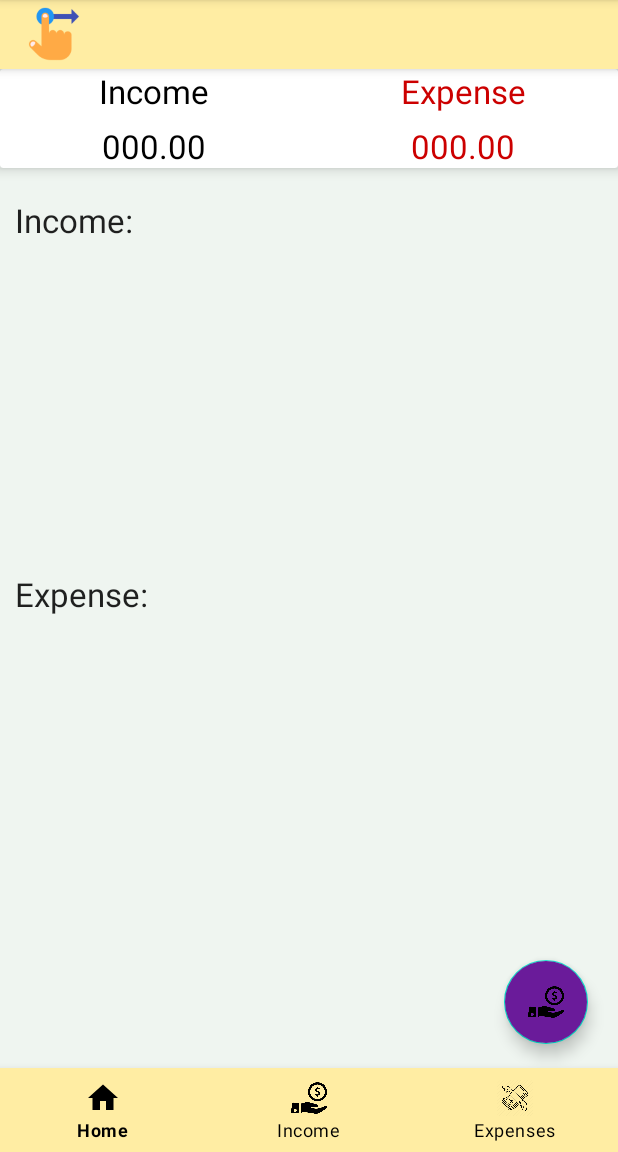
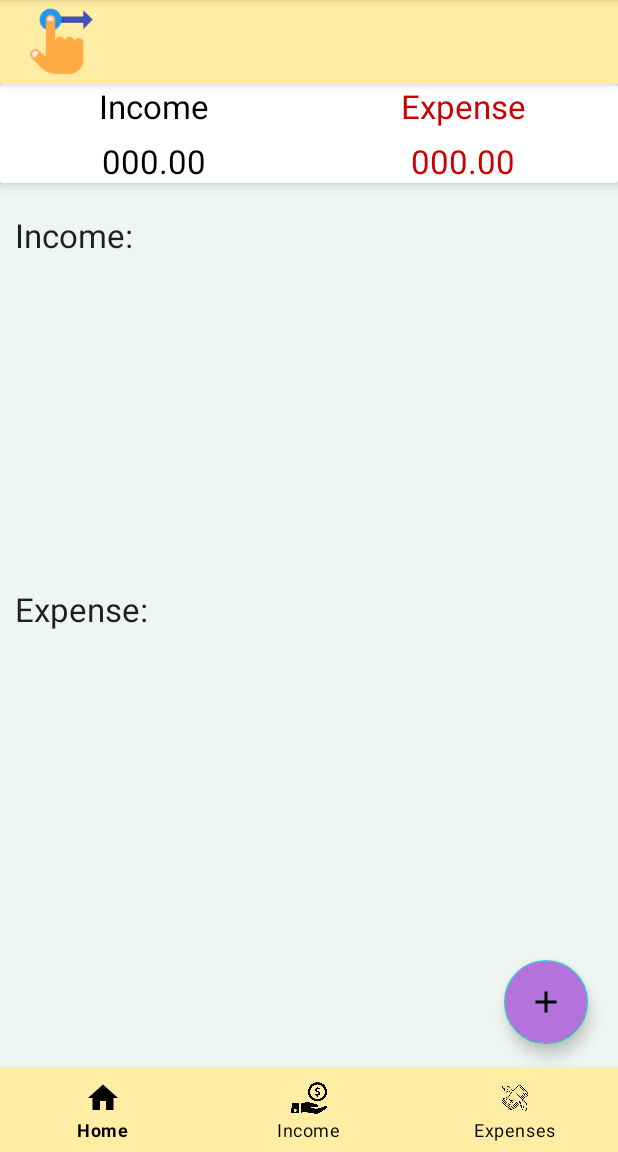
Before and after one commit to fionayongxin/Monitrack, an Android app: the screen it shows after launch once a user with an empty profile is signed in (HomeActivity), on a phone screen of 412 x 824 dp, the part 84-1236 px from its top. Run offline under Robolectric (Android 15) with nearby library versions, the phone set to English and light mode, and no system bars; our stand-ins replace Firebase (no records; nobody signed in at launch, a user with empty details on screens opened directly); 2 statements that could not run were skipped.

Commit message:
UI improvement

```diff
--- a/app/src/main/java/com/example/monitrackapp/DashboardFragment.java
+++ b/app/src/main/java/com/example/monitrackapp/DashboardFragment.java
@@ -36,33 +36,31 @@ import java.util.Date;
 
 public class DashboardFragment extends Fragment {
 
-    //Floating button
+    //Button that floating
     private FloatingActionButton fab_main_btn;
     private FloatingActionButton fab_income_btn;
     private FloatingActionButton fab_expense_btn;
 
-    //Floating button textview
+    //textview of button that is floating
     private TextView fab_income_txt;
     private TextView fab_expense_txt;
 
-    //boolean
+    //boolean variable
     private boolean isOpen = false;
 
-    //animation
+    //animation variable
     private Animation FadeOpen, FadeClose;
 
-    //Dasbord income and expense result..
-
+    //Variable for income and expense result in Dashboard
     private TextView totalIncomeResult;
     private TextView totalExpenseResult;
 
-    //Firebase
+    //Firebase variable
     private FirebaseAuth mAuth;
     private DatabaseReference mIncomeDatabase;
     private DatabaseReference mExpenseDatabase;
 
-    //Recycler view
-
+    //Recycler view variable
     private RecyclerView mRecyclerIncome;
     private RecyclerView mRecyclerExpense;
 
@@ -70,43 +68,43 @@ public class DashboardFragment extends Fragment {
     @Override
     public View onCreateView(LayoutInflater inflater, ViewGroup container,
                              Bundle savedInstanceState) {
-        // Inflate the layout for this fragment
+        // layout inflation for this fragment
         View myview = inflater.inflate(R.layout.fragment_dashboard, container, false);
 
         mAuth = FirebaseAuth.getInstance();
         FirebaseUser mUser = mAuth.getCurrentUser();
         String uid = mUser.getUid();
 
+        //assign value
         mIncomeDatabase = FirebaseDatabase.getInstance().getReference().child("IncomeData").child(uid);
         mExpenseDatabase = FirebaseDatabase.getInstance().getReference().child("ExpenseDatabase").child(uid);
 
+        //function to keep data sync
         mIncomeDatabase.keepSynced(true);
         mExpenseDatabase.keepSynced(true);
 
-
-        //connect floating button to layout
+        //connection between floating button and layout
         fab_main_btn = myview.findViewById(R.id.fb_main_plus_btn);
         fab_income_btn = myview.findViewById(R.id.income_ft_btn);
         fab_expense_btn = myview.findViewById(R.id.expense_ft_btn);
 
-        //connect floating text
+        //floating text connection
         fab_income_txt = myview.findViewById(R.id.income_ft_text);
         fab_expense_txt = myview.findViewById(R.id.expense_ft_text);
 
-        //Total income and expense result set..
+        //to set the total income and expense
         totalIncomeResult = myview.findViewById(R.id.income_set_result);
         totalExpenseResult = myview.findViewById(R.id.expense_set_result);
 
-        //Recycler
-
+        //Recycler to set value
         mRecyclerIncome = myview.findViewById(R.id.recycler_income);
         mRecyclerExpense = myview.findViewById(R.id.recycler_expense);
 
-
-        //animation connect
+        //animation connection
         FadeOpen = AnimationUtils.loadAnimation(getActivity(), R.anim.fade_open);
         FadeClose = AnimationUtils.loadAnimation(getActivity(), R.anim.fade_close);
 
+        //interactive functioning button
         fab_main_btn.setOnClickListener(new View.OnClickListener() {
             @Override
             public void onClick(View view) {
@@ -135,13 +133,11 @@ public class DashboardFragment extends Fragment {
                     fab_income_txt.setClickable(true);
                     fab_expense_txt.setClickable(true);
                     isOpen = true;
-
                 }
-
             }
         });
 
-//calculate total income
+        //total income calculation
         mIncomeDatabase.addValueEventListener(new ValueEventListener() {
             @Override
             public void onDataChange(DataSnapshot dataSnapshot) {
@@ -152,20 +148,15 @@ public class DashboardFragment extends Fragment {
 
                     String stResult = String.valueOf(totalsum);
                     totalIncomeResult.setText(stResult + ".00");
-
-
                 }
-
             }
 
+            //overriding method
             @Override
             public void onCancelled(DatabaseError databaseError) {
-
             }
-
         });
-        //Calculate total expense
-
+        //total expense calculation
         mExpenseDatabase.addValueEventListener(new ValueEventListener() {
             @Override
             public void onDataChange(DataSnapshot dataSnapshot) {
@@ -182,13 +173,13 @@ public class DashboardFragment extends Fragment {
                     totalExpenseResult.setText(strTotalSum + ".00");
                 }
             }
-
+            //overriding method
             @Override
             public void onCancelled(DatabaseError databaseError) {
-
             }
         });
 
+        //manage layout
         LinearLayoutManager layoutManagerIncome = new LinearLayoutManager(getActivity(), LinearLayoutManager.HORIZONTAL, false);
 
         layoutManagerIncome.setStackFromEnd(true);
@@ -205,9 +196,9 @@ public class DashboardFragment extends Fragment {
         return myview;
     }
 
-    //Floating button animation
+    //animation floating button
     private void ftAnimation() {
-        if (isOpen) {
+        if (isOpen) {                       //to work for different condition
             fab_income_btn.startAnimation(FadeClose);
             fab_expense_btn.startAnimation(FadeClose);
             fab_income_btn.setClickable(false);
@@ -233,8 +224,9 @@ public class DashboardFragment extends Fragment {
         }
     }
 
+    //add data function
     private void addData() {
-        //Fab button income
+        //income button
         fab_income_btn.setOnClickListener(new View.OnClickListener() {
             @Override
             public void onClick(View view) {
@@ -242,18 +234,19 @@ public class DashboardFragment extends Fragment {
             }
         });
 
+        //expense button
         fab_expense_btn.setOnClickListener(new View.OnClickListener() {
             @Override
             public void onClick(View view) {
-
                 expenseDataInsert();
-
             }
         });
     }
 
+    //insert income data
     public void incomeDataInsert() {
 
+        //display dialog about details
         AlertDialog.Builder mydialog = new AlertDialog.Builder(getActivity());
         LayoutInflater inflater = LayoutInflater.from(getActivity());
         View myview = inflater.inflate(R.layout.custom_layout_for_insertdata, null);
@@ -269,6 +262,7 @@ public class DashboardFragment extends Fragment {
         Button btnSave = myview.findViewById(R.id.btnSave);
         Button btnCancel = myview.findViewById(R.id.btnCancel);
 
+        //interactive functioning button
         btnSave.setOnClickListener(new View.OnClickListener() {
             @Override
             public void onClick(View view) {
@@ -300,7 +294,6 @@ public class DashboardFragment extends Fragment {
 
                 ftAnimation();
                 dialog.dismiss();
-
             }
         });
 
@@ -311,14 +304,13 @@ public class DashboardFragment extends Fragment {
                 dialog.dismiss();
             }
         });
-
         dialog.show();
-
-
     }
 
+    //insert expense data
     public void expenseDataInsert() {
 
+        //display dialog about details
         AlertDialog.Builder mydialog = new AlertDialog.Builder(getActivity());
         LayoutInflater inflater = LayoutInflater.from(getActivity());
         View myview = inflater.inflate(R.layout.custom_layout_for_insertdata, null);
@@ -335,6 +327,7 @@ public class DashboardFragment extends Fragment {
         Button btnSave = myview.findViewById(R.id.btnSave);
         Button btnCancel = myview.findViewById(R.id.btnCancel);
 
+        //interactive functioning button
         btnSave.setOnClickListener(new View.OnClickListener() {
             @Override
             public void onClick(View view) {
@@ -367,7 +360,6 @@ public class DashboardFragment extends Fragment {
                 Toast.makeText(getActivity(), "Data Added", Toast.LENGTH_SHORT).show();
                 ftAnimation();
                 dialog.dismiss();
-
             }
         });
 
@@ -378,7 +370,6 @@ public class DashboardFragment extends Fragment {
                 dialog.dismiss();
             }
         });
-
         dialog.show();
     }
 
@@ -386,6 +377,7 @@ public class DashboardFragment extends Fragment {
     public void onStart() {
         super.onStart();
 
+        //binds a Query to a RecyclerView
         FirebaseRecyclerAdapter<Data, IncomeViewHolder> incomeAdapter = new FirebaseRecyclerAdapter<Data, IncomeViewHolder>
                 (
                         Data.class,
@@ -423,9 +415,7 @@ public class DashboardFragment extends Fragment {
         mRecyclerExpense.setAdapter(expenseAdapter);
     }
 
-
-    //For Income Data
-
+    ////describes income item view and metadata about its place within the RecyclerView
     public static class IncomeViewHolder extends RecyclerView.ViewHolder {
 
         View mIncomeView;
@@ -454,11 +444,9 @@ public class DashboardFragment extends Fragment {
             TextView mDate = mIncomeView.findViewById(R.id.date_income_ds);
             mDate.setText(date);
         }
-
     }
 
-//For expense data..
-
+    //describes expense item view and metadata about its place within the RecyclerView
     public static class ExpenseViewHolder extends RecyclerView.ViewHolder {
 
         View mExpenseView;
--- a/app/src/main/java/com/example/monitrackapp/MainActivity.java
+++ b/app/src/main/java/com/example/monitrackapp/MainActivity.java
@@ -20,6 +20,7 @@ import com.google.firebase.auth.FirebaseAuth;
 
 public class MainActivity extends AppCompatActivity {
 
+    //defining variable
     private EditText userEmail;
     private EditText userPass;
     private Button btnLogin;
@@ -44,6 +45,7 @@ public class MainActivity extends AppCompatActivity {
         loginDetails();
     }
 
+    //login details function
     private void loginDetails() {
 
         userEmail = findViewById(R.id.email_login);
@@ -66,8 +68,7 @@ public class MainActivity extends AppCompatActivity {
                     userPass.setError("Password is required!");
                     return;
                 }
-
-                mDialog.setMessage("Processing...");
+                mDialog.setMessage("Processing!");
                 mDialog.show();
 
                 mAuth.signInWithEmailAndPassword(email, pass).addOnCompleteListener(new OnCompleteListener<AuthResult>() {
@@ -84,11 +85,10 @@ public class MainActivity extends AppCompatActivity {
                         }
                     }
                 });
-
             }
         });
 
-        //Signup activity
+        //activity for sign up
         goSignup.setOnClickListener(new View.OnClickListener() {
             @Override
             public void onClick(View view) {
@@ -96,7 +96,7 @@ public class MainActivity extends AppCompatActivity {
             }
         });
 
-        //reset password activity
+        //activity for forgetting password
         forgotPass.setOnClickListener(new View.OnClickListener() {
             @Override
             public void onClick(View view) {
--- a/app/src/main/java/com/example/monitrackapp/ResetPassActivity.java
+++ b/app/src/main/java/com/example/monitrackapp/ResetPassActivity.java
@@ -21,6 +21,7 @@ import com.google.firebase.auth.FirebaseAuth;
 
 public class ResetPassActivity extends AppCompatActivity {
 
+    //defining variables
     private EditText emailEdit;
     private Button resetPasswordButton;
     private ProgressBar progressBar;
@@ -42,11 +43,11 @@ public class ResetPassActivity extends AppCompatActivity {
             @Override
             public void onClick(View view) {
                 resetPassword();
-
             }
         });
     }
 
+    //reset password activity
     private void resetPassword() {
         String email = emailEdit.getText().toString().trim();
 
@@ -55,7 +56,6 @@ public class ResetPassActivity extends AppCompatActivity {
             emailEdit.requestFocus();
             return;
         }
-
         if(!Patterns.EMAIL_ADDRESS.matcher(email).matches()) {
             emailEdit.setError("Please enter valid email.");
             emailEdit.requestFocus();
@@ -73,7 +73,7 @@ public class ResetPassActivity extends AppCompatActivity {
                     startActivity(new Intent(getApplicationContext(), MainActivity.class));
                 }
                 else{
-                    Toast.makeText(ResetPassActivity.this, "Email not found.", Toast.LENGTH_LONG).show();
+                    Toast.makeText(ResetPassActivity.this, "Email is not found.", Toast.LENGTH_LONG).show();
                     FirebaseAuth.getInstance().signOut();
                     startActivity(new Intent(getApplicationContext(), MainActivity.class));
                 }
--- a/app/src/main/java/com/example/monitrackapp/SignupActivity.java
+++ b/app/src/main/java/com/example/monitrackapp/SignupActivity.java
@@ -20,15 +20,15 @@ import com.google.firebase.auth.FirebaseAuth;
 
 public class SignupActivity extends AppCompatActivity {
 
+    //defining variable
     private EditText newEmail;
     private EditText newPass;
     private Button btnSignup;
     private TextView backLogin;
 
     private ProgressDialog mDialog;
-    //firebase
+    //firebase variable
     private FirebaseAuth mAuth;
-
 
     @Override
     protected void onCreate(Bundle savedInstanceState) {
@@ -40,6 +40,7 @@ public class SignupActivity extends AppCompatActivity {
         signup();
     }
 
+    //sign up activity
     private void signup(){
 
         newEmail=findViewById(R.id.email_signup);
@@ -55,15 +56,14 @@ public class SignupActivity extends AppCompatActivity {
                 String pass = newPass.getText().toString().trim();
 
                 if (TextUtils.isEmpty(email)) {
-                    newEmail.setError("Required field!");
+                    newEmail.setError("Required email field!");
                     return;
                 }
                 if (TextUtils.isEmpty(pass)) {
-                    newPass.setError("Required field!");
+                    newPass.setError("Required password field!");
                     return;
                 }
-
-                mDialog.setMessage("Processing...");
+                mDialog.setMessage("Processing");
 
                 mAuth.createUserWithEmailAndPassword(email, pass).addOnCompleteListener(new OnCompleteListener<AuthResult>() {
                     @Override
@@ -81,7 +81,6 @@ public class SignupActivity extends AppCompatActivity {
                         }
                     }
                 });
-
             }
         });
 
@@ -91,6 +90,5 @@ public class SignupActivity extends AppCompatActivity {
                 startActivity(new Intent(getApplicationContext(), MainActivity.class));
             }
         });
-
     }
 }
--- /dev/null
+++ b/app/src/main/res/drawable/add.xml
@@ -0,0 +1,10 @@
+<vector xmlns:android="http://schemas.android.com/apk/res/android"
+    android:width="24dp"
+    android:height="24dp"
+    android:viewportWidth="24"
+    android:viewportHeight="24"
+    android:tint="?attr/colorControlNormal">
+  <path
+      android:fillColor="@android:color/white"
+      android:pathData="M19,13h-6v6h-2v-6H5v-2h6V5h2v6h6v2z"/>
+</vector>
--- a/app/src/main/res/layout/appbar_layout.xml
+++ b/app/src/main/res/layout/appbar_layout.xml
@@ -11,22 +11,18 @@
         android:id="@+id/appbar">
 
         <androidx.appcompat.widget.Toolbar
+            android:layout_width="match_parent"
+            android:layout_height="wrap_content"
             android:id="@+id/my_toolbar"
-            android:layout_width="match_parent"
-            android:layout_height="46dp"
-            android:background="#FFEDA3"
-            app:layout_anchor="@+id/appbar"
-            app:layout_anchorGravity="top|center"
-            app:titleTextColor="@color/black">
+            app:titleTextColor="@color/black"
+            android:background="#FFEDA3">
 
             <ImageView
-                android:id="@+id/imageView2"
-                android:layout_width="40dp"
-                android:layout_height="40dp"
-                app:layout_anchor="@+id/appbar"
-                app:layout_anchorGravity="start|center"
+                android:id="@+id/view_navigation_drawer"
+                android:layout_width="50dp"
+                android:layout_height="50dp"
+                android:layout_gravity="left"
                 app:srcCompat="@drawable/hand" />
-
         </androidx.appcompat.widget.Toolbar>
 
     </com.google.android.material.appbar.AppBarLayout>
--- a/app/src/main/res/layout/dashboard_expense.xml
+++ b/app/src/main/res/layout/dashboard_expense.xml
@@ -44,7 +44,7 @@
             android:gravity="center"
             android:padding="5dp"
             android:id="@+id/date_expense_ds"
-            android:textColor="@color/income_color"
+            android:textColor="@color/word_color"
             android:layout_marginTop="10dp"
             />
 
--- a/app/src/main/res/layout/dashboard_income.xml
+++ b/app/src/main/res/layout/dashboard_income.xml
@@ -18,11 +18,11 @@
             android:layout_width="match_parent"
             android:layout_height="wrap_content"
             android:text="Type:"
-        android:gravity="center"
-        android:textColor="@color/nav_header"
-        android:id="@+id/type_Income_ds"
-        android:textAppearance="?android:textAppearanceLarge"
-        />
+            android:gravity="center"
+            android:textColor="@color/nav_header"
+            android:id="@+id/type_Income_ds"
+            android:textAppearance="?android:textAppearanceLarge"
+            />
 
         <TextView
             android:layout_width="match_parent"
@@ -30,7 +30,7 @@
             android:gravity="center"
             android:padding="5dp"
             android:text="Ammount:"
-            android:textColor="@color/income_color"
+            android:textColor="@color/word_color"
             android:layout_marginTop="10dp"
             android:textAppearance="?android:textAppearanceMedium"
             android:id="@+id/ammount_income_ds"
@@ -44,7 +44,7 @@
             android:gravity="center"
             android:padding="5dp"
             android:id="@+id/date_income_ds"
-            android:textColor="@color/income_color"
+            android:textColor="@color/word_color"
             android:layout_marginTop="10dp"
             />
 
--- a/app/src/main/res/layout/fragment_dashboard.xml
+++ b/app/src/main/res/layout/fragment_dashboard.xml
@@ -48,10 +48,9 @@
                     <TextView
                         android:layout_width="wrap_content"
                         android:layout_height="wrap_content"
+                        android:text="Expense"
                         android:textAppearance="?android:textAppearanceLarge"
-                        android:textColor="@android:color/holo_red_dark"
-                        android:text="Expense"
-                        />
+                        android:textColor="@android:color/holo_red_dark" />
 
                 </RelativeLayout>
 
@@ -139,9 +138,9 @@
                 <androidx.recyclerview.widget.RecyclerView
                     android:layout_width="match_parent"
                     android:id="@+id/recycler_expense"
-                android:layout_height="200dp">
+                    android:layout_height="200dp">
 
-            </androidx.recyclerview.widget.RecyclerView>
+                </androidx.recyclerview.widget.RecyclerView>
 
             </LinearLayout>
         </ScrollView>
@@ -160,8 +159,8 @@
                 android:text="Expense"
                 android:id="@+id/expense_ft_text"
                 android:padding="5dp"
-                android:textColor="@android:color/holo_blue_light"
-                android:background="@color/nav_header"
+                android:textColor="@android:color/black"
+
                 android:layout_gravity="center"
                 android:layout_marginRight="5dp"
                 android:visibility="invisible"
@@ -173,7 +172,7 @@
                 android:layout_height="wrap_content"
                 android:id="@+id/expense_ft_btn"
                 android:layout_gravity="bottom|end"
-                android:backgroundTint="#07bca4"
+                android:backgroundTint="#F39E9E"
                 android:elevation="6dp"
                 app:fabSize="mini"
                 android:visibility="invisible"
@@ -195,9 +194,9 @@
                 android:layout_height="wrap_content"
                 android:text="Income"
                 android:id="@+id/income_ft_text"
-                android:textColor="@android:color/white"
+                android:textColor="@android:color/black"
                 android:padding="5dp"
-                android:background="@color/nav_header"
+
                 android:layout_gravity="center"
                 android:layout_marginRight="5dp"
                 android:visibility="invisible"
@@ -208,7 +207,7 @@
                 android:layout_width="wrap_content"
                 android:id="@+id/income_ft_btn"
                 android:layout_gravity="bottom|end"
-                android:backgroundTint="#1ce10a"
+                android:backgroundTint="#CFF8A5"
                 android:elevation="6dp"
                 app:fabSize="mini"
                 app:pressedTranslationZ="12dp"
@@ -225,10 +224,12 @@
             android:layout_gravity="bottom|end"
             android:layout_marginBottom="16dp"
             android:layout_marginRight="20dp"
-            android:backgroundTint="#6A1B9A"
+            android:backgroundTint="#B473DC"
             app:fabSize="normal"
-            android:src="@drawable/income"
+            android:src="@drawable/add"
             android:layout_height="wrap_content"/>
+
+
 
 
 
--- a/app/src/main/res/values/colors.xml
+++ b/app/src/main/res/values/colors.xml
@@ -15,9 +15,10 @@
     <color name="toolbar_color">#FFAEF509</color>
     <color name="nav_header">#FFEAA00C</color>
 
-    <color name="dashboard_color">#FF9B6309</color>
-    <color name="income_color">#FF240740</color>
-    <color name="expense_color">#FF6C042B</color>
+    <color name="dashboard_color">#FFEDA3</color>
+    <color name="income_color">#CFF8A5</color>
+    <color name="expense_color">#F39E9E</color>
+    <color name="word_color">#020201</color>
 
     <color name="date_color">#FF270648</color>
     <color name="expense_amount">#FFEC1D06</color>
```
Also changed, not shown: app/src/main/java/com/example/monitrackapp/ExpenseFragment.java (+15 -14 lines), app/src/main/java/com/example/monitrackapp/HomeActivity.java (+4 -3 lines), app/src/main/java/com/example/monitrackapp/IncomeFragment.java (+12 -11 lines).
